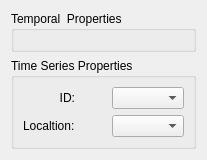
First picture: the form in src/terralib/qt/widgets/st/ui/TimeSeriesPropertiesWidgetForm.ui, repository claudiobogossian/terralib5, before the edit.
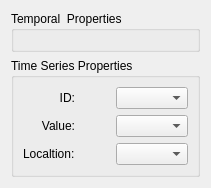
Second picture: the form after the edit.

The edit to the form file:
```diff
--- a/src/terralib/qt/widgets/st/ui/TimeSeriesPropertiesWidgetForm.ui
+++ b/src/terralib/qt/widgets/st/ui/TimeSeriesPropertiesWidgetForm.ui
@@ -6,8 +6,8 @@
    <rect>
     <x>0</x>
     <y>0</y>
-    <width>207</width>
-    <height>148</height>
+    <width>211</width>
+    <height>174</height>
    </rect>
   </property>
   <property name="windowTitle">
@@ -38,10 +38,10 @@
      <property name="title">
       <string>Time Series Properties</string>
      </property>
-     <layout class="QGridLayout" name="gridLayout_4">
+     <layout class="QGridLayout" name="gridLayout">
       <item row="0" column="0">
-       <layout class="QGridLayout" name="gridLayout">
-        <item row="0" column="0">
+       <layout class="QVBoxLayout" name="verticalLayout">
+        <item>
          <widget class="QLabel" name="m_idLabel">
           <property name="text">
            <string>ID:</string>
@@ -51,37 +51,54 @@
           </property>
          </widget>
         </item>
-        <item row="0" column="1">
-         <spacer name="horizontalSpacer">
-          <property name="orientation">
-           <enum>Qt::Horizontal</enum>
+        <item>
+         <widget class="QLabel" name="m_valueLabel">
+          <property name="text">
+           <string>Value:</string>
           </property>
-          <property name="sizeHint" stdset="0">
-           <size>
-            <width>40</width>
-            <height>20</height>
-           </size>
-          </property>
-         </spacer>
-        </item>
-        <item row="0" column="2">
-         <widget class="QComboBox" name="m_idComboBox">
-          <property name="sizePolicy">
-           <sizepolicy hsizetype="Expanding" vsizetype="Fixed">
-            <horstretch>0</horstretch>
-            <verstretch>0</verstretch>
-           </sizepolicy>
+          <property name="alignment">
+           <set>Qt::AlignRight|Qt::AlignTrailing|Qt::AlignVCenter</set>
           </property>
          </widget>
         </item>
-        <item row="1" column="0">
+        <item>
          <widget class="QLabel" name="m_locationLabel">
           <property name="text">
            <string>Localtion:</string>
           </property>
          </widget>
         </item>
-        <item row="1" column="1">
+       </layout>
+      </item>
+      <item row="0" column="1">
+       <layout class="QVBoxLayout" name="verticalLayout_2">
+        <item>
+         <spacer name="horizontalSpacer">
+          <property name="orientation">
+           <enum>Qt::Horizontal</enum>
+          </property>
+          <property name="sizeHint" stdset="0">
+           <size>
+            <width>40</width>
+            <height>20</height>
+           </size>
+          </property>
+         </spacer>
+        </item>
+        <item>
+         <spacer name="horizontalSpacer_3">
+          <property name="orientation">
+           <enum>Qt::Horizontal</enum>
+          </property>
+          <property name="sizeHint" stdset="0">
+           <size>
+            <width>40</width>
+            <height>20</height>
+           </size>
+          </property>
+         </spacer>
+        </item>
+        <item>
          <spacer name="horizontalSpacer_2">
           <property name="orientation">
            <enum>Qt::Horizontal</enum>
@@ -94,7 +111,31 @@
           </property>
          </spacer>
         </item>
-        <item row="1" column="2">
+       </layout>
+      </item>
+      <item row="0" column="2">
+       <layout class="QVBoxLayout" name="verticalLayout_3">
+        <item>
+         <widget class="QComboBox" name="m_idComboBox">
+          <property name="sizePolicy">
+           <sizepolicy hsizetype="Expanding" vsizetype="Fixed">
+            <horstretch>0</horstretch>
+            <verstretch>0</verstretch>
+           </sizepolicy>
+          </property>
+         </widget>
+        </item>
+        <item>
+         <widget class="QComboBox" name="m_valueComboBox">
+          <property name="sizePolicy">
+           <sizepolicy hsizetype="Expanding" vsizetype="Fixed">
+            <horstretch>0</horstretch>
+            <verstretch>0</verstretch>
+           </sizepolicy>
+          </property>
+         </widget>
+        </item>
+        <item>
          <widget class="QComboBox" name="m_locationComboBox">
           <property name="sizePolicy">
            <sizepolicy hsizetype="Expanding" vsizetype="Fixed">
```
Left out of the diff: 1 changed line with no effect on the pictures.
